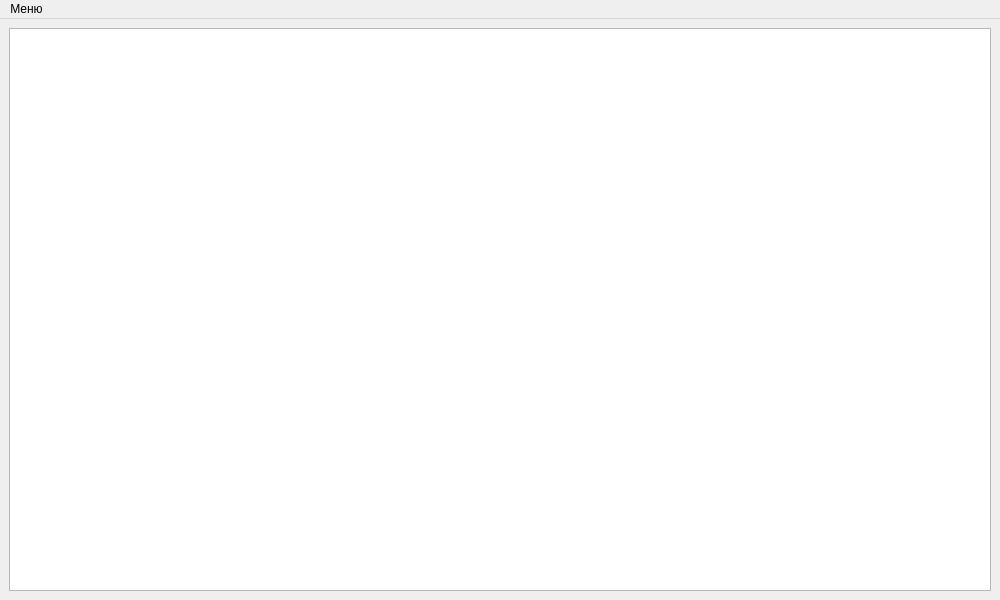
Before: the Qt Designer form src/view/mainwindow.ui in Vladimirsky555/SitesOrganizer-2, drawn with Qt 5.
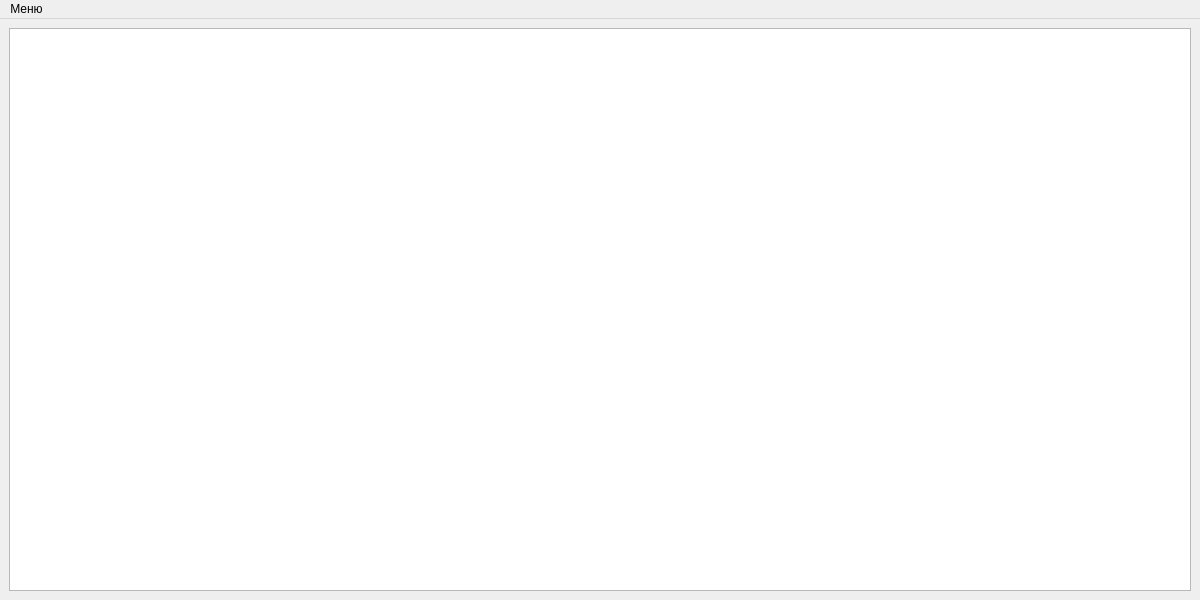
After: the same form once the commit is applied. Icons and pictures are not drawn.

Commit message: increase the size of the main window

```diff
--- a/src/view/mainwindow.ui
+++ b/src/view/mainwindow.ui
@@ -6,7 +6,7 @@
    <rect>
     <x>0</x>
     <y>0</y>
-    <width>1000</width>
+    <width>1200</width>
     <height>600</height>
    </rect>
   </property>
@@ -34,7 +34,7 @@
     <rect>
      <x>0</x>
      <y>0</y>
-     <width>1000</width>
+     <width>1200</width>
      <height>21</height>
     </rect>
    </property>
```
Left out of the diff: 5 changed lines with no effect on the pictures.
